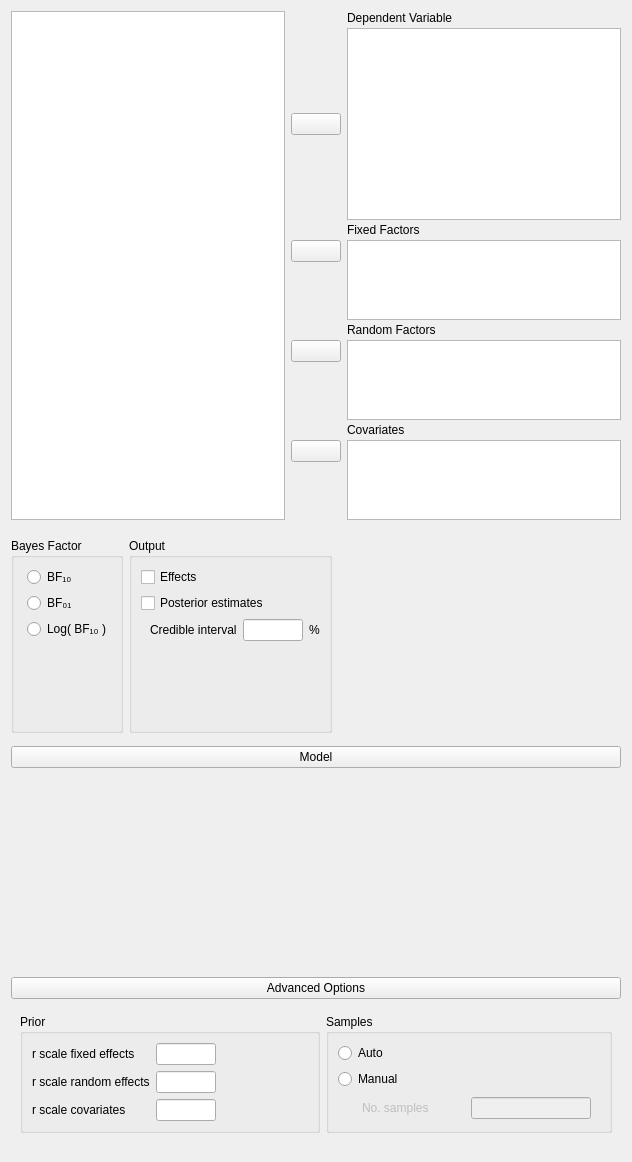
Old version of the form JASP-Desktop/analysisforms/ancovabayesianform.ui in the repository jasp-stats/jasp-desktop.
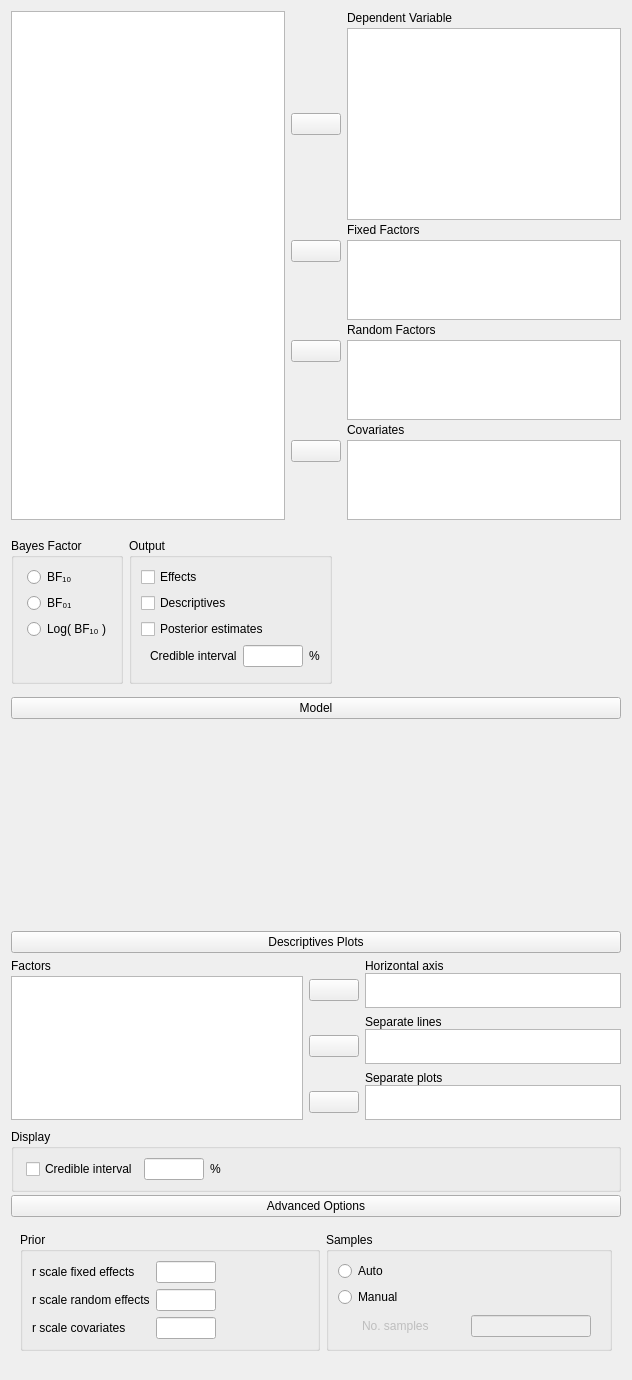
New version of the form. Custom widgets are drawn as their Qt base class.

Commit message: Descriptives for the ANCOVA

```diff
--- a/JASP-Desktop/analysisforms/ancovabayesianform.ui
+++ b/JASP-Desktop/analysisforms/ancovabayesianform.ui
@@ -7,7 +7,7 @@
     <x>0</x>
     <y>0</y>
     <width>632</width>
-    <height>1162</height>
+    <height>1380</height>
    </rect>
   </property>
   <property name="sizePolicy">
@@ -23,6 +23,227 @@
    <property name="verticalSpacing">
     <number>0</number>
    </property>
+   <item row="1" column="0">
+    <widget class="QWidget" name="widget_12" native="true">
+     <property name="sizePolicy">
+      <sizepolicy hsizetype="Maximum" vsizetype="Minimum">
+       <horstretch>0</horstretch>
+       <verstretch>0</verstretch>
+      </sizepolicy>
+     </property>
+     <layout class="QGridLayout" name="gridLayout_4">
+      <property name="leftMargin">
+       <number>0</number>
+      </property>
+      <property name="rightMargin">
+       <number>0</number>
+      </property>
+      <property name="bottomMargin">
+       <number>0</number>
+      </property>
+      <item row="0" column="1">
+       <widget class="GroupBox" name="groupBox_3">
+        <property name="sizePolicy">
+         <sizepolicy hsizetype="Fixed" vsizetype="Minimum">
+          <horstretch>0</horstretch>
+          <verstretch>0</verstretch>
+         </sizepolicy>
+        </property>
+        <property name="title">
+         <string>Output</string>
+        </property>
+        <layout class="QGridLayout" name="gridLayout_8">
+         <item row="3" column="0" colspan="3">
+          <widget class="QWidget" name="widgetPosteriorOptions" native="true">
+           <layout class="QGridLayout" name="gridLayout_12">
+            <property name="topMargin">
+             <number>0</number>
+            </property>
+            <property name="rightMargin">
+             <number>0</number>
+            </property>
+            <property name="bottomMargin">
+             <number>0</number>
+            </property>
+            <property name="verticalSpacing">
+             <number>3</number>
+            </property>
+            <item row="0" column="2">
+             <widget class="QLabel" name="label_7">
+              <property name="sizePolicy">
+               <sizepolicy hsizetype="Fixed" vsizetype="Fixed">
+                <horstretch>0</horstretch>
+                <verstretch>0</verstretch>
+               </sizepolicy>
+              </property>
+              <property name="text">
+               <string>%</string>
+              </property>
+             </widget>
+            </item>
+            <item row="0" column="1">
+             <widget class="BoundTextBox" name="posteriorEstimatesCredibleIntervalInterval">
+              <property name="sizePolicy">
+               <sizepolicy hsizetype="Fixed" vsizetype="Preferred">
+                <horstretch>0</horstretch>
+                <verstretch>0</verstretch>
+               </sizepolicy>
+              </property>
+              <property name="minimumSize">
+               <size>
+                <width>60</width>
+                <height>0</height>
+               </size>
+              </property>
+              <property name="maximumSize">
+               <size>
+                <width>60</width>
+                <height>16777215</height>
+               </size>
+              </property>
+             </widget>
+            </item>
+            <item row="0" column="0">
+             <widget class="QLabel" name="label_6">
+              <property name="sizePolicy">
+               <sizepolicy hsizetype="Fixed" vsizetype="Fixed">
+                <horstretch>0</horstretch>
+                <verstretch>0</verstretch>
+               </sizepolicy>
+              </property>
+              <property name="text">
+               <string>Credible interval</string>
+              </property>
+             </widget>
+            </item>
+           </layout>
+          </widget>
+         </item>
+         <item row="0" column="0" colspan="2">
+          <widget class="BoundCheckBox" name="effects">
+           <property name="sizePolicy">
+            <sizepolicy hsizetype="Fixed" vsizetype="Fixed">
+             <horstretch>0</horstretch>
+             <verstretch>0</verstretch>
+            </sizepolicy>
+           </property>
+           <property name="text">
+            <string>Effects</string>
+           </property>
+          </widget>
+         </item>
+         <item row="2" column="0" colspan="2">
+          <widget class="BoundCheckBox" name="posteriorEstimates">
+           <property name="sizePolicy">
+            <sizepolicy hsizetype="Fixed" vsizetype="Fixed">
+             <horstretch>0</horstretch>
+             <verstretch>0</verstretch>
+            </sizepolicy>
+           </property>
+           <property name="text">
+            <string>Posterior estimates</string>
+           </property>
+          </widget>
+         </item>
+         <item row="1" column="0">
+          <widget class="BoundCheckBox" name="descriptives">
+           <property name="text">
+            <string>Descriptives</string>
+           </property>
+          </widget>
+         </item>
+         <item row="4" column="0">
+          <spacer name="verticalSpacer_7">
+           <property name="orientation">
+            <enum>Qt::Vertical</enum>
+           </property>
+           <property name="sizeHint" stdset="0">
+            <size>
+             <width>20</width>
+             <height>5</height>
+            </size>
+           </property>
+          </spacer>
+         </item>
+        </layout>
+       </widget>
+      </item>
+      <item row="0" column="0">
+       <widget class="BoundGroupBox" name="bayesFactorType">
+        <property name="sizePolicy">
+         <sizepolicy hsizetype="Fixed" vsizetype="Minimum">
+          <horstretch>0</horstretch>
+          <verstretch>0</verstretch>
+         </sizepolicy>
+        </property>
+        <property name="title">
+         <string>Bayes Factor</string>
+        </property>
+        <property name="flat">
+         <bool>false</bool>
+        </property>
+        <layout class="QGridLayout" name="gridLayout_13">
+         <property name="leftMargin">
+          <number>13</number>
+         </property>
+         <item row="2" column="0">
+          <widget class="QRadioButton" name="_3">
+           <property name="sizePolicy">
+            <sizepolicy hsizetype="Fixed" vsizetype="Fixed">
+             <horstretch>0</horstretch>
+             <verstretch>0</verstretch>
+            </sizepolicy>
+           </property>
+           <property name="text">
+            <string>Log( BF₁₀ )</string>
+           </property>
+          </widget>
+         </item>
+         <item row="0" column="0">
+          <widget class="QRadioButton" name="_1">
+           <property name="sizePolicy">
+            <sizepolicy hsizetype="Fixed" vsizetype="Fixed">
+             <horstretch>0</horstretch>
+             <verstretch>0</verstretch>
+            </sizepolicy>
+           </property>
+           <property name="text">
+            <string>BF₁₀</string>
+           </property>
+          </widget>
+         </item>
+         <item row="1" column="0">
+          <widget class="QRadioButton" name="_2">
+           <property name="sizePolicy">
+            <sizepolicy hsizetype="Fixed" vsizetype="Fixed">
+             <horstretch>0</horstretch>
+             <verstretch>0</verstretch>
+            </sizepolicy>
+           </property>
+           <property name="text">
+            <string>BF₀₁</string>
+           </property>
+          </widget>
+         </item>
+         <item row="3" column="0">
+          <spacer name="verticalSpacer_4">
+           <property name="orientation">
+            <enum>Qt::Vertical</enum>
+           </property>
+           <property name="sizeHint" stdset="0">
+            <size>
+             <width>20</width>
+             <height>30</height>
+            </size>
+           </property>
+          </spacer>
+         </item>
+        </layout>
+       </widget>
+      </item>
+     </layout>
+    </widget>
+   </item>
    <item row="0" column="0">
     <widget class="QWidget" name="topWidget" native="true">
      <layout class="QGridLayout" name="gridLayout_3">
@@ -357,220 +578,6 @@
      </layout>
     </widget>
    </item>
-   <item row="1" column="0">
-    <widget class="QWidget" name="widget_12" native="true">
-     <property name="sizePolicy">
-      <sizepolicy hsizetype="Maximum" vsizetype="Minimum">
-       <horstretch>0</horstretch>
-       <verstretch>0</verstretch>
-      </sizepolicy>
-     </property>
-     <layout class="QGridLayout" name="gridLayout_4">
-      <property name="leftMargin">
-       <number>0</number>
-      </property>
-      <property name="rightMargin">
-       <number>0</number>
-      </property>
-      <property name="bottomMargin">
-       <number>0</number>
-      </property>
-      <item row="0" column="1">
-       <widget class="GroupBox" name="groupBox_3">
-        <property name="sizePolicy">
-         <sizepolicy hsizetype="Fixed" vsizetype="Minimum">
-          <horstretch>0</horstretch>
-          <verstretch>0</verstretch>
-         </sizepolicy>
-        </property>
-        <property name="title">
-         <string>Output</string>
-        </property>
-        <layout class="QGridLayout" name="gridLayout_8">
-         <item row="1" column="0" colspan="2">
-          <widget class="BoundCheckBox" name="posteriorEstimates">
-           <property name="sizePolicy">
-            <sizepolicy hsizetype="Fixed" vsizetype="Fixed">
-             <horstretch>0</horstretch>
-             <verstretch>0</verstretch>
-            </sizepolicy>
-           </property>
-           <property name="text">
-            <string>Posterior estimates</string>
-           </property>
-          </widget>
-         </item>
-         <item row="2" column="0" colspan="3">
-          <widget class="QWidget" name="widgetPosteriorOptions" native="true">
-           <layout class="QGridLayout" name="gridLayout_12">
-            <property name="topMargin">
-             <number>0</number>
-            </property>
-            <property name="rightMargin">
-             <number>0</number>
-            </property>
-            <property name="bottomMargin">
-             <number>0</number>
-            </property>
-            <property name="verticalSpacing">
-             <number>3</number>
-            </property>
-            <item row="0" column="2">
-             <widget class="QLabel" name="label_7">
-              <property name="sizePolicy">
-               <sizepolicy hsizetype="Fixed" vsizetype="Fixed">
-                <horstretch>0</horstretch>
-                <verstretch>0</verstretch>
-               </sizepolicy>
-              </property>
-              <property name="text">
-               <string>%</string>
-              </property>
-             </widget>
-            </item>
-            <item row="0" column="1">
-             <widget class="BoundTextBox" name="posteriorEstimatesCredibleIntervalInterval">
-              <property name="sizePolicy">
-               <sizepolicy hsizetype="Fixed" vsizetype="Preferred">
-                <horstretch>0</horstretch>
-                <verstretch>0</verstretch>
-               </sizepolicy>
-              </property>
-              <property name="minimumSize">
-               <size>
-                <width>60</width>
-                <height>0</height>
-               </size>
-              </property>
-              <property name="maximumSize">
-               <size>
-                <width>60</width>
-                <height>16777215</height>
-               </size>
-              </property>
-             </widget>
-            </item>
-            <item row="0" column="0">
-             <widget class="QLabel" name="label_6">
-              <property name="sizePolicy">
-               <sizepolicy hsizetype="Fixed" vsizetype="Fixed">
-                <horstretch>0</horstretch>
-                <verstretch>0</verstretch>
-               </sizepolicy>
-              </property>
-              <property name="text">
-               <string>Credible interval</string>
-              </property>
-             </widget>
-            </item>
-           </layout>
-          </widget>
-         </item>
-         <item row="0" column="0" colspan="2">
-          <widget class="BoundCheckBox" name="effects">
-           <property name="sizePolicy">
-            <sizepolicy hsizetype="Fixed" vsizetype="Fixed">
-             <horstretch>0</horstretch>
-             <verstretch>0</verstretch>
-            </sizepolicy>
-           </property>
-           <property name="text">
-            <string>Effects</string>
-           </property>
-          </widget>
-         </item>
-         <item row="3" column="0">
-          <spacer name="verticalSpacer_7">
-           <property name="orientation">
-            <enum>Qt::Vertical</enum>
-           </property>
-           <property name="sizeHint" stdset="0">
-            <size>
-             <width>20</width>
-             <height>40</height>
-            </size>
-           </property>
-          </spacer>
-         </item>
-        </layout>
-       </widget>
-      </item>
-      <item row="0" column="0">
-       <widget class="BoundGroupBox" name="bayesFactorType">
-        <property name="sizePolicy">
-         <sizepolicy hsizetype="Fixed" vsizetype="Minimum">
-          <horstretch>0</horstretch>
-          <verstretch>0</verstretch>
-         </sizepolicy>
-        </property>
-        <property name="title">
-         <string>Bayes Factor</string>
-        </property>
-        <property name="flat">
-         <bool>false</bool>
-        </property>
-        <layout class="QGridLayout" name="gridLayout_13">
-         <property name="leftMargin">
-          <number>13</number>
-         </property>
-         <item row="0" column="0">
-          <widget class="QRadioButton" name="_1">
-           <property name="sizePolicy">
-            <sizepolicy hsizetype="Fixed" vsizetype="Fixed">
-             <horstretch>0</horstretch>
-             <verstretch>0</verstretch>
-            </sizepolicy>
-           </property>
-           <property name="text">
-            <string>BF₁₀</string>
-           </property>
-          </widget>
-         </item>
-         <item row="1" column="0">
-          <widget class="QRadioButton" name="_2">
-           <property name="sizePolicy">
-            <sizepolicy hsizetype="Fixed" vsizetype="Fixed">
-             <horstretch>0</horstretch>
-             <verstretch>0</verstretch>
-            </sizepolicy>
-           </property>
-           <property name="text">
-            <string>BF₀₁</string>
-           </property>
-          </widget>
-         </item>
-         <item row="3" column="0">
-          <spacer name="verticalSpacer_4">
-           <property name="orientation">
-            <enum>Qt::Vertical</enum>
-           </property>
-           <property name="sizeHint" stdset="0">
-            <size>
-             <width>20</width>
-             <height>40</height>
-            </size>
-           </property>
-          </spacer>
-         </item>
-         <item row="2" column="0">
-          <widget class="QRadioButton" name="_3">
-           <property name="sizePolicy">
-            <sizepolicy hsizetype="Fixed" vsizetype="Fixed">
-             <horstretch>0</horstretch>
-             <verstretch>0</verstretch>
-            </sizepolicy>
-           </property>
-           <property name="text">
-            <string>Log( BF₁₀ )</string>
-           </property>
-          </widget>
-         </item>
-        </layout>
-       </widget>
-      </item>
-     </layout>
-    </widget>
-   </item>
    <item row="2" column="0">
     <widget class="QWidget" name="widget_11" native="true">
      <layout class="QGridLayout" name="gridLayout_6">
@@ -646,6 +653,477 @@
     </widget>
    </item>
    <item row="3" column="0">
+    <widget class="QWidget" name="profilePlot" native="true">
+     <layout class="QGridLayout" name="gridLayout_24">
+      <property name="leftMargin">
+       <number>0</number>
+      </property>
+      <property name="topMargin">
+       <number>3</number>
+      </property>
+      <property name="rightMargin">
+       <number>0</number>
+      </property>
+      <property name="bottomMargin">
+       <number>3</number>
+      </property>
+      <item row="1" column="0">
+       <widget class="QWidget" name="containerDescriptivesPlot" native="true">
+        <layout class="QGridLayout" name="gridLayout_23">
+         <property name="leftMargin">
+          <number>0</number>
+         </property>
+         <property name="topMargin">
+          <number>0</number>
+         </property>
+         <property name="rightMargin">
+          <number>0</number>
+         </property>
+         <property name="bottomMargin">
+          <number>0</number>
+         </property>
+         <item row="0" column="0">
+          <widget class="QWidget" name="widget_17" native="true">
+           <layout class="QGridLayout" name="gridLayout_11">
+            <property name="leftMargin">
+             <number>0</number>
+            </property>
+            <property name="topMargin">
+             <number>0</number>
+            </property>
+            <property name="rightMargin">
+             <number>0</number>
+            </property>
+            <property name="bottomMargin">
+             <number>3</number>
+            </property>
+            <property name="horizontalSpacing">
+             <number>0</number>
+            </property>
+            <property name="verticalSpacing">
+             <number>3</number>
+            </property>
+            <item row="0" column="0">
+             <widget class="QLabel" name="label_7_1">
+              <property name="sizePolicy">
+               <sizepolicy hsizetype="Fixed" vsizetype="Fixed">
+                <horstretch>0</horstretch>
+                <verstretch>0</verstretch>
+               </sizepolicy>
+              </property>
+              <property name="text">
+               <string>Factors</string>
+              </property>
+             </widget>
+            </item>
+            <item row="1" column="0">
+             <widget class="AvailableFieldsListView" name="plotVariables">
+              <property name="sizePolicy">
+               <sizepolicy hsizetype="Expanding" vsizetype="Expanding">
+                <horstretch>0</horstretch>
+                <verstretch>0</verstretch>
+               </sizepolicy>
+              </property>
+              <property name="maximumSize">
+               <size>
+                <width>16777215</width>
+                <height>16777215</height>
+               </size>
+              </property>
+             </widget>
+            </item>
+           </layout>
+          </widget>
+         </item>
+         <item row="0" column="1">
+          <widget class="QWidget" name="widget_15" native="true">
+           <layout class="QVBoxLayout" name="verticalLayout_6">
+            <property name="leftMargin">
+             <number>0</number>
+            </property>
+            <property name="topMargin">
+             <number>0</number>
+            </property>
+            <property name="rightMargin">
+             <number>0</number>
+            </property>
+            <property name="bottomMargin">
+             <number>3</number>
+            </property>
+            <item>
+             <widget class="QWidget" name="widget_19" native="true">
+              <property name="sizePolicy">
+               <sizepolicy hsizetype="Preferred" vsizetype="Preferred">
+                <horstretch>0</horstretch>
+                <verstretch>0</verstretch>
+               </sizepolicy>
+              </property>
+              <layout class="QGridLayout" name="gridLayout_14">
+               <property name="leftMargin">
+                <number>0</number>
+               </property>
+               <property name="topMargin">
+                <number>0</number>
+               </property>
+               <property name="rightMargin">
+                <number>0</number>
+               </property>
+               <property name="bottomMargin">
+                <number>0</number>
+               </property>
+               <property name="verticalSpacing">
+                <number>0</number>
+               </property>
+               <item row="2" column="0">
+                <widget class="AssignButton" name="buttonAssignHorizontalAxis">
+                 <property name="sizePolicy">
+                  <sizepolicy hsizetype="Fixed" vsizetype="Fixed">
+                   <horstretch>0</horstretch>
+                   <verstretch>0</verstretch>
+                  </sizepolicy>
+                 </property>
+                 <property name="minimumSize">
+                  <size>
+                   <width>50</width>
+                   <height>0</height>
+                  </size>
+                 </property>
+                 <property name="maximumSize">
+                  <size>
+                   <width>50</width>
+                   <height>16777215</height>
+                  </size>
+                 </property>
+                 <property name="text">
+                  <string/>
+                 </property>
+                </widget>
+               </item>
+               <item row="0" column="1">
+                <widget class="QLabel" name="label_8">
+                 <property name="sizePolicy">
+                  <sizepolicy hsizetype="Fixed" vsizetype="Fixed">
+                   <horstretch>0</horstretch>
+                   <verstretch>0</verstretch>
+                  </sizepolicy>
+                 </property>
+                 <property name="text">
+                  <string>Horizontal axis</string>
+                 </property>
+                </widget>
+               </item>
+               <item row="2" column="1">
+                <widget class="BoundListView" name="plotHorizontalAxis">
+                 <property name="sizePolicy">
+                  <sizepolicy hsizetype="Expanding" vsizetype="Fixed">
+                   <horstretch>0</horstretch>
+                   <verstretch>0</verstretch>
+                  </sizepolicy>
+                 </property>
+                 <property name="maximumSize">
+                  <size>
+                   <width>16777215</width>
+                   <height>35</height>
+                  </size>
+                 </property>
+                </widget>
+               </item>
+              </layout>
+             </widget>
+            </item>
+            <item>
+             <spacer name="verticalSpacer_2_1">
+              <property name="orientation">
+               <enum>Qt::Vertical</enum>
+              </property>
+              <property name="sizeType">
+               <enum>QSizePolicy::Expanding</enum>
+              </property>
+              <property name="sizeHint" stdset="0">
+               <size>
+                <width>20</width>
+                <height>0</height>
+               </size>
+              </property>
+             </spacer>
+            </item>
+            <item>
+             <widget class="QWidget" name="widget_20" native="true">
+              <property name="sizePolicy">
+               <sizepolicy hsizetype="Preferred" vsizetype="Preferred">
+                <horstretch>0</horstretch>
+                <verstretch>0</verstretch>
+               </sizepolicy>
+              </property>
+              <layout class="QGridLayout" name="gridLayout_15">
+               <property name="leftMargin">
+                <number>0</number>
+               </property>
+               <property name="topMargin">
+                <number>0</number>
+               </property>
+               <property name="rightMargin">
+                <number>0</number>
+               </property>
+               <property name="bottomMargin">
+                <number>0</number>
+               </property>
+               <property name="verticalSpacing">
+                <number>0</number>
+               </property>
+               <item row="1" column="1">
+                <widget class="BoundListView" name="plotSeparateLines">
+                 <property name="sizePolicy">
+                  <sizepolicy hsizetype="Expanding" vsizetype="Fixed">
+                   <horstretch>0</horstretch>
+                   <verstretch>0</verstretch>
+                  </sizepolicy>
+                 </property>
+                 <property name="maximumSize">
+                  <size>
+                   <width>16777215</width>
+                   <height>35</height>
+                  </size>
+                 </property>
+                </widget>
+               </item>
+               <item row="1" column="0">
+                <widget class="AssignButton" name="buttonAssignSeperateLines">
+                 <property name="sizePolicy">
+                  <sizepolicy hsizetype="Fixed" vsizetype="Fixed">
+                   <horstretch>0</horstretch>
+                   <verstretch>0</verstretch>
+                  </sizepolicy>
+                 </property>
+                 <property name="minimumSize">
+                  <size>
+                   <width>50</width>
+                   <height>0</height>
+                  </size>
+                 </property>
+                 <property name="maximumSize">
+                  <size>
+                   <width>50</width>
+                   <height>16777215</height>
+                  </size>
+                 </property>
+                 <property name="text">
+                  <string/>
+                 </property>
+                </widget>
+               </item>
+               <item row="0" column="1">
+                <widget class="QLabel" name="label_10">
+                 <property name="sizePolicy">
+                  <sizepolicy hsizetype="Fixed" vsizetype="Fixed">
+                   <horstretch>0</horstretch>
+                   <verstretch>0</verstretch>
+                  </sizepolicy>
+                 </property>
+                 <property name="text">
+                  <string>Separate lines</string>
+                 </property>
+                </widget>
+               </item>
+              </layout>
+             </widget>
+            </item>
+            <item>
+             <spacer name="verticalSpacer_4_1">
+              <property name="orientation">
+               <enum>Qt::Vertical</enum>
+              </property>
+              <property name="sizeType">
+               <enum>QSizePolicy::Expanding</enum>
+              </property>
+              <property name="sizeHint" stdset="0">
+               <size>
+                <width>20</width>
+                <height>0</height>
+               </size>
+              </property>
+             </spacer>
+            </item>
+            <item>
+             <widget class="QWidget" name="widget_22" native="true">
+              <property name="sizePolicy">
+               <sizepolicy hsizetype="Preferred" vsizetype="Preferred">
+                <horstretch>0</horstretch>
+                <verstretch>0</verstretch>
+               </sizepolicy>
+              </property>
+              <layout class="QGridLayout" name="gridLayout_18">
+               <property name="leftMargin">
+                <number>0</number>
+               </property>
+               <property name="topMargin">
+                <number>0</number>
+               </property>
+               <property name="rightMargin">
+                <number>0</number>
+               </property>
+               <property name="bottomMargin">
+                <number>0</number>
+               </property>
+               <property name="verticalSpacing">
+                <number>0</number>
+               </property>
+               <item row="1" column="1">
+                <widget class="BoundListView" name="plotSeparatePlots">
+                 <property name="sizePolicy">
+                  <sizepolicy hsizetype="Expanding" vsizetype="Fixed">
+                   <horstretch>0</horstretch>
+                   <verstretch>0</verstretch>
+                  </sizepolicy>
+                 </property>
+                 <property name="maximumSize">
+                  <size>
+                   <width>16777215</width>
+                   <height>35</height>
+                  </size>
+                 </property>
+                </widget>
+               </item>
+               <item row="1" column="0">
+                <widget class="AssignButton" name="buttonAssignSeperatePlots">
+                 <property name="sizePolicy">
+                  <sizepolicy hsizetype="Fixed" vsizetype="Fixed">
+                   <horstretch>0</horstretch>
+                   <verstretch>0</verstretch>
+                  </sizepolicy>
+                 </property>
+                 <property name="minimumSize">
+                  <size>
+                   <width>50</width>
+                   <height>0</height>
+                  </size>
+                 </property>
+                 <property name="maximumSize">
+                  <size>
+                   <width>50</width>
+                   <height>16777215</height>
+                  </size>
+                 </property>
+                 <property name="text">
+                  <string/>
+                 </property>
+                </widget>
+               </item>
+               <item row="0" column="1">
+                <widget class="QLabel" name="label_13">
+                 <property name="sizePolicy">
+                  <sizepolicy hsizetype="Fixed" vsizetype="Fixed">
+                   <horstretch>0</horstretch>
+                   <verstretch>0</verstretch>
+                  </sizepolicy>
+                 </property>
+                 <property name="text">
+                  <string>Separate plots</string>
+                 </property>
+                </widget>
+               </item>
+              </layout>
+             </widget>
+            </item>
+           </layout>
+          </widget>
+         </item>
+         <item row="1" column="0" colspan="2">
+          <widget class="BoundGroupBox" name="groupOptions2_2">
+           <property name="title">
+            <string>Display</string>
+           </property>
+           <layout class="QGridLayout" name="gridLayout_16">
+            <property name="leftMargin">
+             <number>12</number>
+            </property>
+            <property name="verticalSpacing">
+             <number>0</number>
+            </property>
+            <item row="0" column="5">
+             <spacer name="horizontalSpacer_3">
+              <property name="orientation">
+               <enum>Qt::Horizontal</enum>
+              </property>
+              <property name="sizeHint" stdset="0">
+               <size>
+                <width>40</width>
+                <height>20</height>
+               </size>
+              </property>
+             </spacer>
+            </item>
+            <item row="0" column="3">
+             <widget class="BoundTextBox" name="plotCredibleIntervalInterval">
+              <property name="enabled">
+               <bool>true</bool>
+              </property>
+              <property name="minimumSize">
+               <size>
+                <width>60</width>
+                <height>0</height>
+               </size>
+              </property>
+              <property name="maximumSize">
+               <size>
+                <width>60</width>
+                <height>16777215</height>
+               </size>
+              </property>
+             </widget>
+            </item>
+            <item row="0" column="0" colspan="2">
+             <widget class="BoundCheckBox" name="plotCredibleInterval">
+              <property name="text">
+               <string>Credible interval</string>
+              </property>
+             </widget>
+            </item>
+            <item row="0" column="4">
+             <widget class="QLabel" name="label_11">
+              <property name="sizePolicy">
+               <sizepolicy hsizetype="Fixed" vsizetype="Fixed">
+                <horstretch>0</horstretch>
+                <verstretch>0</verstretch>
+               </sizepolicy>
+              </property>
+              <property name="text">
+               <string>%</string>
+              </property>
+             </widget>
+            </item>
+           </layout>
+          </widget>
+         </item>
+        </layout>
+       </widget>
+      </item>
+      <item row="0" column="0">
+       <widget class="ExpanderButton" name="expanderDescriptivesPlot">
+        <property name="enabled">
+         <bool>true</bool>
+        </property>
+        <property name="sizePolicy">
+         <sizepolicy hsizetype="Expanding" vsizetype="Fixed">
+          <horstretch>0</horstretch>
+          <verstretch>0</verstretch>
+         </sizepolicy>
+        </property>
+        <property name="text">
+         <string>Descriptives Plots</string>
+        </property>
+        <property name="default">
+         <bool>false</bool>
+        </property>
+        <property name="flat">
+         <bool>false</bool>
+        </property>
+       </widget>
+      </item>
+     </layout>
+    </widget>
+   </item>
+   <item row="4" column="0">
     <widget class="QWidget" name="advancedBox" native="true">
      <layout class="QGridLayout" name="gridLayout_2">
       <property name="leftMargin">
@@ -715,7 +1193,7 @@
              </widget>
             </item>
             <item row="4" column="0">
-             <widget class="QLabel" name="label_8">
+             <widget class="QLabel" name="label_8_1">
               <property name="text">
                <string>r scale covariates</string>
               </property>
@@ -729,7 +1207,7 @@
              </widget>
             </item>
             <item row="0" column="0">
-             <widget class="QLabel" name="label_10">
+             <widget class="QLabel" name="label_10_1">
               <property name="text">
                <string>r scale fixed effects</string>
               </property>
@@ -768,7 +1246,7 @@
              </widget>
             </item>
             <item row="4" column="2">
-             <spacer name="horizontalSpacer_3">
+             <spacer name="horizontalSpacer_3_1">
               <property name="orientation">
                <enum>Qt::Horizontal</enum>
               </property>
@@ -788,7 +1266,7 @@
            <property name="title">
             <string>Samples</string>
            </property>
-           <layout class="QGridLayout" name="gridLayout_14">
+           <layout class="QGridLayout" name="gridLayout_14_1">
             <item row="1" column="0">
              <widget class="QRadioButton" name="_2fixed">
               <property name="text">
@@ -801,7 +1279,7 @@
               <property name="enabled">
                <bool>false</bool>
               </property>
-              <layout class="QGridLayout" name="gridLayout_15">
+              <layout class="QGridLayout" name="gridLayout_15_1">
                <property name="leftMargin">
                 <number>24</number>
                </property>
@@ -812,7 +1290,7 @@
                 <number>0</number>
                </property>
                <item row="0" column="0">
-                <widget class="QLabel" name="label_11">
+                <widget class="QLabel" name="label_11_1">
                  <property name="text">
                   <string>No. samples</string>
                  </property>
```
The commit also changes 4 other files.
